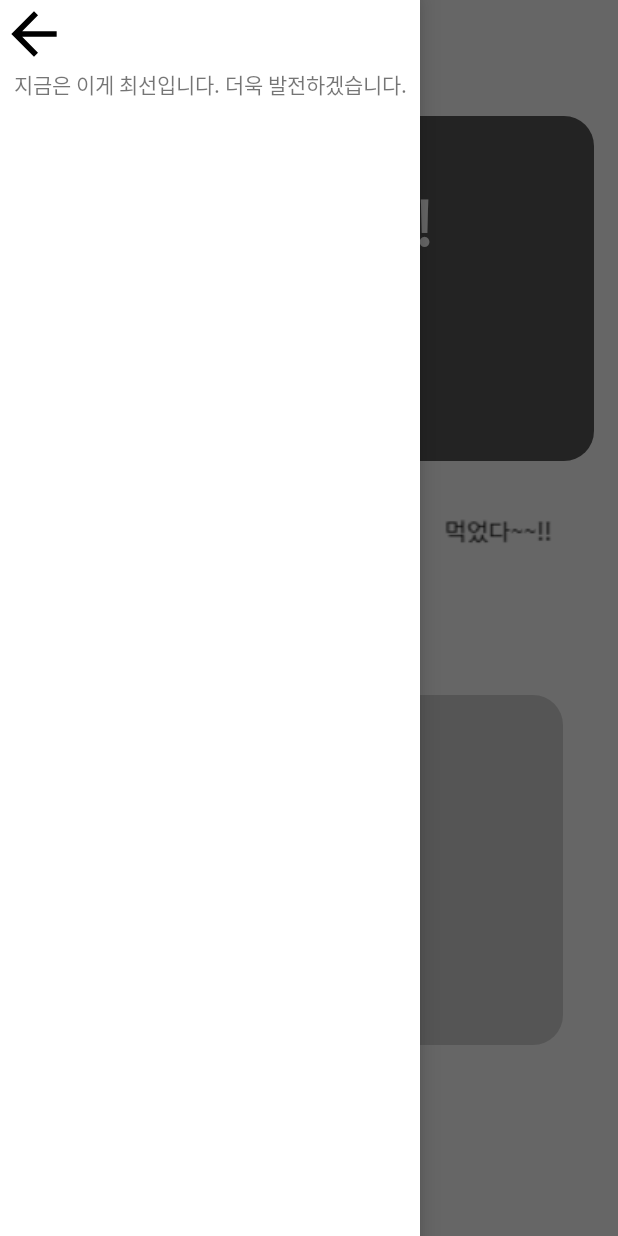
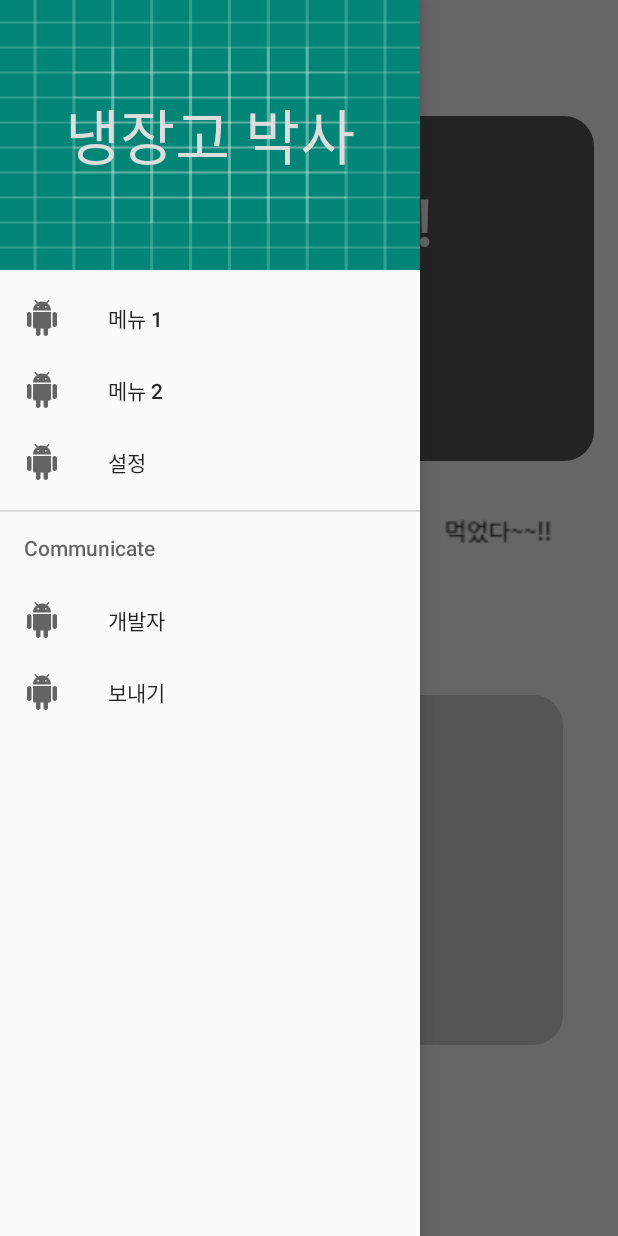
Before and after one commit to utturi/AndoridProject, an Android app: the screen it shows after launch (MainActivity), with the side drawer open, on a phone screen of 412 x 824 dp. Run offline under Robolectric (Android 15) with nearby library versions, the phone set to English and light mode, and no system bars; libraries missing offline, so code that uses them is left out: me.relex.circleindicator; plain views replace CircleIndicator; 2 statements that could not run were skipped.

Commit message:
11.17 수정사항 - View Pager에 따른 유튜브 레시피 연동 - Navigation Drawer XML 디자인

```diff
--- a/app/build.gradle
+++ b/app/build.gradle
@@ -26,4 +26,5 @@ dependencies {
     implementation 'me.relex:circleindicator:1.2.2'
     testImplementation 'junit:junit:4.12'
     androidTestImplementation 'androidx.test:runner:1.1.1'
+    implementation 'com.google.android.material:material:1.0.0'
 }
--- a/app/src/main/java/com/example/andoridproject/MainActivity.java
+++ b/app/src/main/java/com/example/andoridproject/MainActivity.java
@@ -3,6 +3,7 @@ package com.example.andoridproject;
 import androidx.annotation.NonNull;
 import androidx.appcompat.app.AppCompatActivity;
 import androidx.core.content.ContextCompat;
+import androidx.core.view.GravityCompat;
 import androidx.drawerlayout.widget.DrawerLayout;
 import androidx.viewpager.widget.ViewPager;
 import android.app.AlertDialog;
@@ -14,6 +15,7 @@ import android.database.Cursor;
 import android.database.sqlite.SQLiteDatabase;
 import android.net.ConnectivityManager;
 import android.net.NetworkInfo;
+import android.net.Uri;
 import android.os.Bundle;
 import android.speech.RecognizerIntent;
 import android.util.Log;
@@ -36,6 +38,7 @@ public class MainActivity extends AppCompatActivity {
     DatePickerDialog mDialog;   //달력사용
     String TAG = "FoodName";    //직접등록 다이얼로그
     String name;                //음식이름
+    ImageButton youtube_but;    //유튜브 버튼
     ImageButton soundbut;       //사운드 버튼
     ImageButton layer[];        //gage배열
 
@@ -46,7 +49,7 @@ public class MainActivity extends AppCompatActivity {
     //대호
     public static Context CONTEXT;
     private DrawerLayout drawerLayout;
-    private View drawerView;
+    private View drawerView;           //Navigation Drawer View
 
     //의현
     private static final int REQUEST_CODE = 1234;
@@ -70,7 +73,7 @@ public class MainActivity extends AppCompatActivity {
         layer[8] = findViewById(R.id.layer9);
         layer[9] = findViewById(R.id.layer10);
         ImageButton eat_button = findViewById(R.id.eatBut);
-        ImageButton youtube = findViewById(R.id.youtubebut);
+
         //ViewPager
         indicator = (CircleIndicator) findViewById(R.id.indicator);
         viewPager = (ViewPager) findViewById(R.id.mainbutton) ;
@@ -95,13 +98,40 @@ public class MainActivity extends AppCompatActivity {
                 onResume();
             }
         });
-        youtube.setOnClickListener(new View.OnClickListener(){
+
+        // Youtube 버튼
+        youtube_but = findViewById(R.id.youtubebut);
+        youtube_but.setOnClickListener(new View.OnClickListener(){
             @Override
             public void onClick(View v) {
-                Toast.makeText(getApplicationContext(),""+viewPager.getCurrentItem(),Toast.LENGTH_SHORT).show();
-                indicator.getDataSetObserver();
+                ListViewItem[] items;
+                DBHelper helper = new DBHelper(CONTEXT);
+                SQLiteDatabase db = helper.getWritableDatabase();
+                String sql = "SELECT name, date FROM FOOD ORDER BY date ASC";
+                Cursor cursor = db.rawQuery(sql, null);
+                if (cursor.getCount() != 0) {
+                    cursor.moveToNext();
+                    items = new ListViewItem[cursor.getCount()];
+                    for(int i = 0; i < viewPager.getCurrentItem(); i++) {
+                        cursor.moveToNext();
+                        String name = cursor.getString(0);
+                        String date = cursor.getString(1);
+                        items[i] = new ListViewItem();
+                        items[i].setName(name);
+                        items[i].setDate(date);
+                    }
+                    Intent intent = new Intent(Intent.ACTION_VIEW, Uri.parse("https://www.youtube.com/results?search_query=" +
+                            cursor.getString(0) + " 레시피"));
+                    startActivity(intent);
+                    //indicator.getDataSetObserver();
+                } else {
+                    Intent intent = new Intent(Intent.ACTION_VIEW, Uri.parse("https://www.youtube.com/"));
+                    startActivity(intent);
+                }
+                db.close();
             }
         });
+
         //의현 - 음성등록
         soundbut = findViewById(R.id.soundbutton);
 
@@ -164,10 +194,10 @@ public class MainActivity extends AppCompatActivity {
 
         // DatePickerDialog
         mDialog = new DatePickerDialog(this, listener, 2019, 11, 8);
+
         // Navigation Drawer 버튼
         drawerLayout = findViewById(R.id.drawer_layout);
-        drawerView = (View) findViewById((R.id.drawer));
-
+        drawerView = (View) findViewById((R.id.nav_view));
 
         // menu버튼을 누르면 navigation Drawer가 나옴
         Button menu = (Button) findViewById((R.id.menu));
@@ -175,15 +205,6 @@ public class MainActivity extends AppCompatActivity {
             @Override
             public void onClick(View v) {
                 drawerLayout.openDrawer(drawerView);
-            }
-        });
-
-        // 뒤로 가기 버튼 누를 때
-        Button btn_close = findViewById(R.id.btn_close);
-        btn_close.setOnClickListener(new View.OnClickListener() {
-            @Override
-            public void onClick(View v) {
-                drawerLayout.closeDrawers();
             }
         });
 
@@ -196,7 +217,17 @@ public class MainActivity extends AppCompatActivity {
         });
     }
 
-    //
+    // Navigation Drawer에서 뒤로가기 할 때
+    @Override
+    public void onBackPressed() {
+        DrawerLayout drawer = (DrawerLayout) findViewById(R.id.drawer_layout);
+        if (drawer.isDrawerOpen(GravityCompat.START)) {
+            drawer.closeDrawer(GravityCompat.START);
+        } else {
+            super.onBackPressed();
+        }
+    }
+
     DrawerLayout.DrawerListener listener_ = new DrawerLayout.DrawerListener() {
         @Override
         public void onDrawerSlide(@NonNull View drawerView, float slideOffset) {
@@ -310,8 +341,7 @@ public class MainActivity extends AppCompatActivity {
         setMainbut();
     }
 
-    //화면 새로고침
-
+    // 화면 새로고침
     @Override
     public void onResume() {
         super.onResume();
@@ -319,7 +349,7 @@ public class MainActivity extends AppCompatActivity {
         setGage();
     }
 
-    //MainButton 구성
+    // MainButton 구성
     public void setMainbut() {
         ListViewItem[] items;
         DBHelper helper = new DBHelper(CONTEXT);
@@ -352,7 +382,7 @@ public class MainActivity extends AppCompatActivity {
         indicator.setViewPager(viewPager);
     }
 
-    //Gage구성
+    // Gage구성
     public void setGage() {
         int count = 0; //아이템 개수
         long now = System.currentTimeMillis();
--- a/app/src/main/res/layout/activity_drawer.xml
+++ /dev/null
@@ -1,24 +0,0 @@
-<?xml version="1.0" encoding="utf-8"?>
-<LinearLayout
-    xmlns:android="http://schemas.android.com/apk/res/android"
-    xmlns:app="http://schemas.android.com/apk/res-auto"
-    android:id="@+id/drawer"
-    android:orientation="vertical"
-    android:layout_width="280dp"
-    android:layout_height="match_parent"
-    android:layout_gravity="start"
-    android:background="#FFFFFF">
-
-    <Button
-        android:id="@+id/btn_close"
-        android:layout_width="45dp"
-        android:layout_height="45dp"
-        android:background="@drawable/ic_arrow_back_black_24dp" />
-
-    <TextView
-        android:layout_width="match_parent"
-        android:layout_height="wrap_content"
-        android:gravity="center"
-        android:text="지금은 이게 최선입니다. 더욱 발전하겠습니다." />
-
-</LinearLayout>
--- a/app/src/main/res/layout/activity_main.xml
+++ b/app/src/main/res/layout/activity_main.xml
@@ -8,6 +8,7 @@
     android:layout_height="match_parent"
     android:fitsSystemWindows="true"
     tools:context=".MainActivity" >
+<!--    tools:openDrawer="start"-->
 
     <RelativeLayout
         android:layout_width="match_parent"
@@ -50,6 +51,7 @@
             android:layout_height="230dp"
             android:layout_marginLeft="16dp"
             android:layout_marginTop="16dp"/>
+
         //유튜브 버튼
 
         <ImageButton
@@ -180,6 +182,12 @@
         </LinearLayout>
     </RelativeLayout>
 
-    <include layout="@layout/activity_drawer" />
+    <com.google.android.material.navigation.NavigationView
+        android:layout_gravity="start"
+        android:id="@+id/nav_view"
+        app:headerLayout="@layout/navagation_header"
+        app:menu="@menu/menu"
+        android:layout_width="wrap_content"
+        android:layout_height="match_parent" />
 
 </androidx.drawerlayout.widget.DrawerLayout>
--- /dev/null
+++ b/app/src/main/res/layout/navagation_header.xml
@@ -0,0 +1,18 @@
+<?xml version="1.0" encoding="utf-8"?>
+<LinearLayout xmlns:android="http://schemas.android.com/apk/res/android"
+    android:orientation="vertical"
+    android:background="@drawable/ic_launcher_background"
+    android:gravity="center"
+    android:padding="16dp"
+    android:layout_width="match_parent"
+    android:layout_height="180dp">
+
+    <TextView
+        android:layout_width="wrap_content"
+        android:layout_height="wrap_content"
+        android:text="냉장고 박사"
+        android:textSize="40dp"
+        android:textColor="#dddddd"
+        android:fontFamily="@font/happy_mid" />
+
+</LinearLayout>
--- /dev/null
+++ b/app/src/main/res/menu/menu.xml
@@ -0,0 +1,27 @@
+<?xml version="1.0" encoding="utf-8"?>
+<menu xmlns:android="http://schemas.android.com/apk/res/android"
+    xmlns:tools="http://schemas.android.com/tools"
+    tools:showIn="navigation_view">
+    <group android:checkableBehavior="single">
+        <item android:id="@+id/menu1"
+            android:icon="@drawable/ic_android_black_24dp"
+            android:title="메뉴 1" />
+        <item android:id="@+id/menu2"
+            android:icon="@drawable/ic_android_black_24dp"
+            android:title="메뉴 2" />
+        <item android:id="@+id/settings"
+            android:icon="@drawable/ic_android_black_24dp"
+            android:title="설정" />
+    </group>
+
+    <item android:title="Communicate">
+        <menu>
+            <item android:id="@+id/share"
+                android:title="개발자"
+                android:icon="@drawable/ic_android_black_24dp" />
+            <item android:id="@+id/send"
+                android:title="보내기"
+                android:icon="@drawable/ic_android_black_24dp" />
+        </menu>
+    </item>
+</menu>
```
Also changed, not shown: app/src/main/java/com/example/andoridproject/ListViewItem.java (line endings or trailing spaces).
